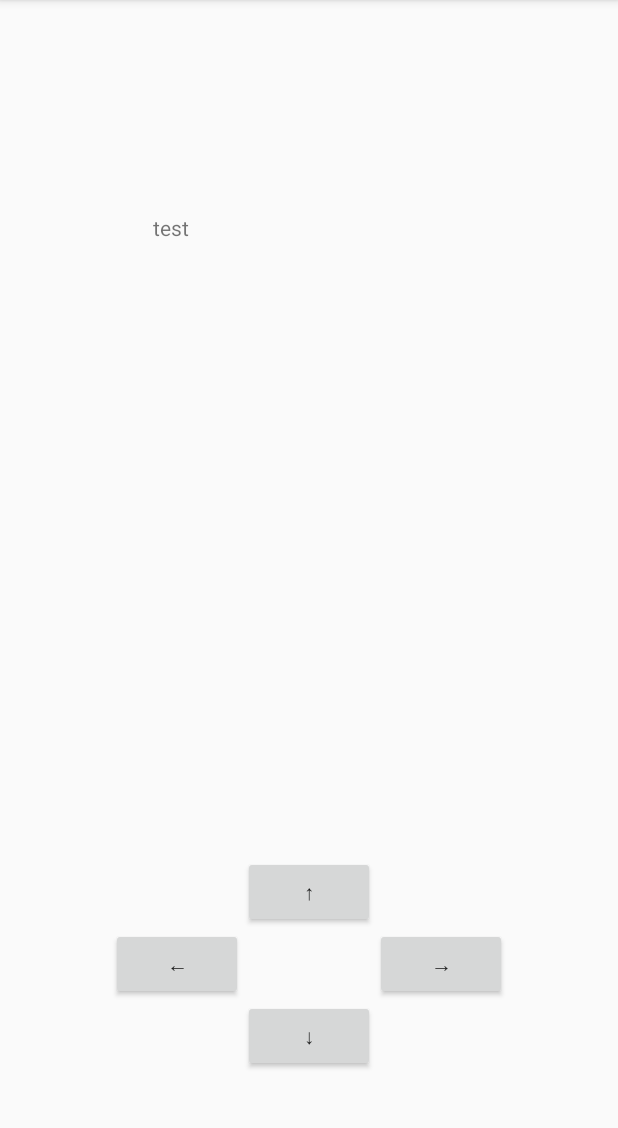
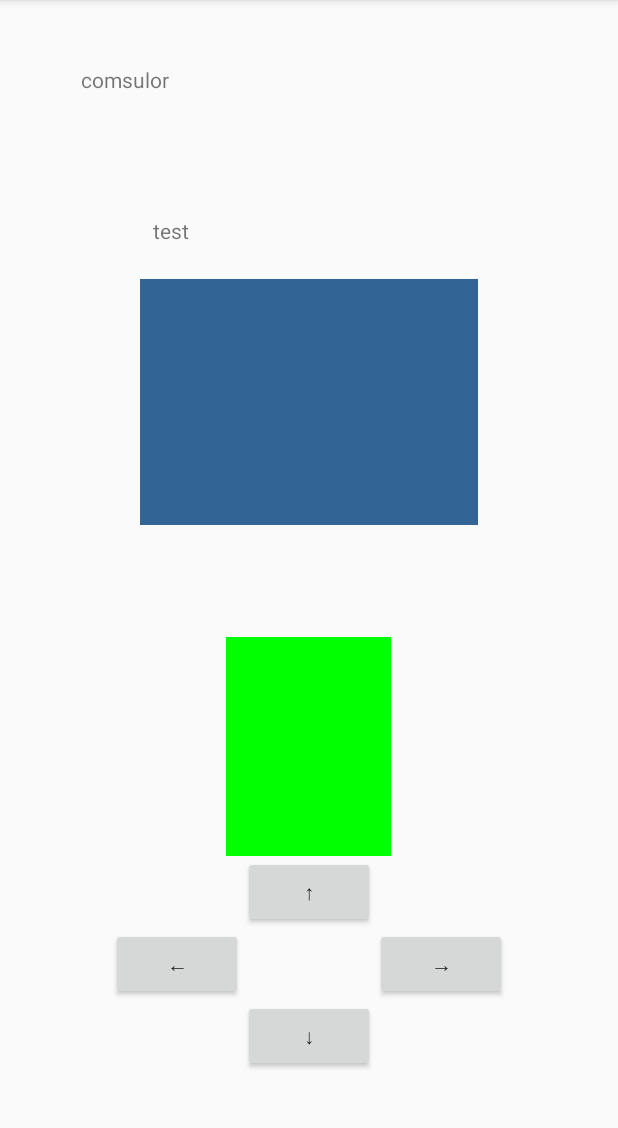
Before and after one commit to smkazun/COMS309_Project, an Android app: the screen it shows after launch (MainActivity), on a phone screen of 412 x 824 dp, the part 84-1212 px from its top. Run offline under Robolectric (Android 15) with nearby library versions, the phone set to English and light mode, and no system bars.

```diff
--- a/Experiments/Ili/app/src/main/java/com/example/admin/myapplication/MainActivity.java
+++ b/Experiments/Ili/app/src/main/java/com/example/admin/myapplication/MainActivity.java
@@ -2,11 +2,18 @@ package com.example.admin.myapplication;
 
 import android.animation.ObjectAnimator;
 import android.app.Activity;
+import android.graphics.Canvas;
+import android.graphics.Color;
+import android.graphics.Rect;
+import android.media.Image;
+import android.media.JetPlayer;
 import android.support.v7.app.AppCompatActivity;
 import android.os.Bundle;
+import android.util.Log;
 import android.view.MotionEvent;
 import android.view.View;
 import android.widget.Button;
+import android.widget.ImageView;
 import android.widget.TextView;
 
 import java.util.Timer;
@@ -19,6 +26,7 @@ public class MainActivity extends AppCompatActivity {
     private Button right;
 
     private TextView tf;
+    private TextView consulor;
 
     private thread timer_CountDown;
 
@@ -30,6 +38,7 @@ public class MainActivity extends AppCompatActivity {
         right = findViewById(R.id.button_right);
 
         tf = findViewById(R.id.test);
+        consulor = findViewById(R.id.consulor);
 
         ActionListener al = new ActionListener();
 
@@ -39,7 +48,19 @@ public class MainActivity extends AppCompatActivity {
         right.setOnTouchListener(al);
 
         timer_CountDown = new thread(new Timer());
-        timer_CountDown.run();
+        ImageView JPanel1 = findViewById(R.id.image1);
+        ImageView JPanel2 = findViewById(R.id.image2);
+        JPanel1.setColorFilter(Color.rgb(50,100,150));
+        JPanel2.setColorFilter(Color.GREEN);
+    //    JPanel.setBackgroundColor(Color.rgb(50,100,150));
+    //    JPanel.getDrawingRect(new Rect(10,10,30,30));
+
+        MoveListener ml = new MoveListener();
+
+        JPanel1.setOnTouchListener(ml);
+        JPanel2.setOnTouchListener(ml);
+
+        JPanel1.setAlpha((float)1);
     }
 
     private class ActionListener implements View.OnTouchListener
@@ -50,24 +71,70 @@ public class MainActivity extends AppCompatActivity {
             switch (v.getId())
             {
                 case R.id.button_up:
-                    tf.setText("up" +  timer_CountDown.getRunningTime());
-                    return true;
+                    if(event.getAction() == MotionEvent.ACTION_DOWN)
+                    {
+                        timer_CountDown.run();
+                        consulor.setText("pressed ");
+                    }
+
+                    tf.setText("up " +  timer_CountDown.getRunningTime());
+
+                    if(event.getAction() == MotionEvent.ACTION_UP)
+                    {
+                        timer_CountDown.interrupt();
+                        consulor.setText("interupted");
+                    }
+
+                    break;
 
                 case R.id.button_down:
                     tf.setText("down"+  timer_CountDown.getRunningTime());
-                    return true;
+                    break;
 
                 case R.id.button_left:
                     tf.setText("left"+  timer_CountDown.getRunningTime());
-                    return true;
+                    break;
 
                 case R.id.button_right:
                     tf.setText("right"+  timer_CountDown.getRunningTime());
-                    return true;
+                    break;
+            }
 
-                default:
-                    return false;
+            return true;
+        }
+    }
+
+    private class MoveListener implements View.OnTouchListener
+    {
+        private float oldX;
+        private float oldY;
+        private float iniX;
+        private float iniY;
+
+        @Override
+        public boolean onTouch(View v, MotionEvent event)
+        {
+            if(event.getAction() == MotionEvent.ACTION_DOWN)
+            {
+                int[] arr = new int[2];
+                v.getLocationOnScreen(arr);
+
+                oldX = v.getX() + event.getX();
+                oldY = v.getY() + event.getY();
+                iniX = v.getX();
+                iniY = v.getY();
             }
+
+            float newX = v.getX() + event.getX();
+            float newY = v.getY() + event.getY();
+
+            float x = iniX + (newX - oldX);
+            float y = iniY + (newY - oldY);
+
+            v.setX(x);
+            v.setY(y);
+
+            return true;
         }
     }
 
@@ -76,7 +143,7 @@ public class MainActivity extends AppCompatActivity {
         @Override
         public void run()
         {
-
+            consulor.setText("Start");
         }
     }
 
@@ -96,6 +163,11 @@ public class MainActivity extends AppCompatActivity {
             runningTime = System.currentTimeMillis();
         }
 
+        public void interrupt()
+        {
+            super.interrupt();
+        }
+
         public long getRunningTime()
         {
             return System.currentTimeMillis() - runningTime;
--- a/Experiments/Ili/app/src/main/res/layout/activity_main.xml
+++ b/Experiments/Ili/app/src/main/res/layout/activity_main.xml
@@ -12,8 +12,17 @@
         android:layout_height="130dp"
         android:layout_alignParentTop="true"
         android:layout_centerHorizontal="true"
-        android:layout_marginTop="142dp"
+        android:layout_marginTop="144dp"
         android:text="test" />
+
+    <TextView
+        android:id="@+id/consulor"
+        android:layout_width="303dp"
+        android:layout_height="72dp"
+        android:layout_alignParentTop="true"
+        android:layout_centerHorizontal="true"
+        android:layout_marginTop="43dp"
+        android:text="comsulor" />
 
     <Button
         android:id="@+id/button_right"
@@ -49,4 +58,21 @@
         android:layout_centerHorizontal="true"
         android:text="↓" />
 
+    <ImageView
+        android:id="@+id/image1"
+        android:layout_width="225dp"
+        android:layout_height="164dp"
+        android:layout_alignParentTop="true"
+        android:layout_centerHorizontal="true"
+        android:layout_marginTop="186dp"
+        app:srcCompat="@android:drawable/screen_background_light" />
+
+    <ImageView
+        android:id="@+id/image2"
+        android:layout_width="110dp"
+        android:layout_height="146dp"
+        android:layout_above="@+id/button_up"
+        android:layout_centerHorizontal="true"
+        app:srcCompat="@android:drawable/screen_background_light" />
+
 </RelativeLayout>
```
